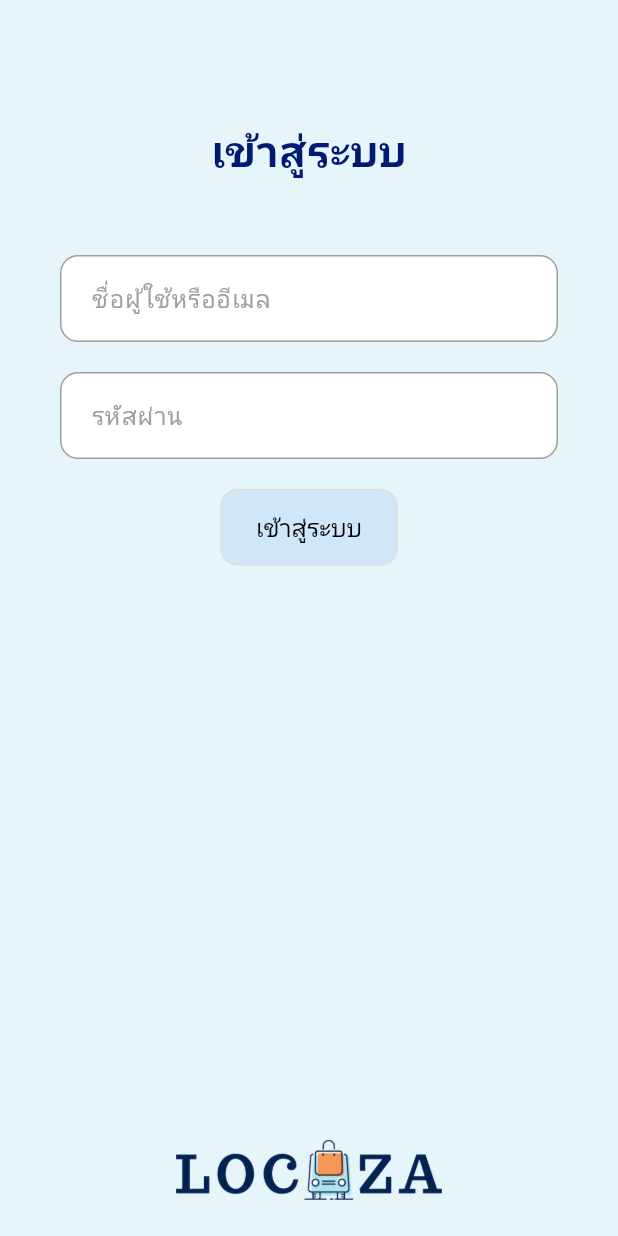
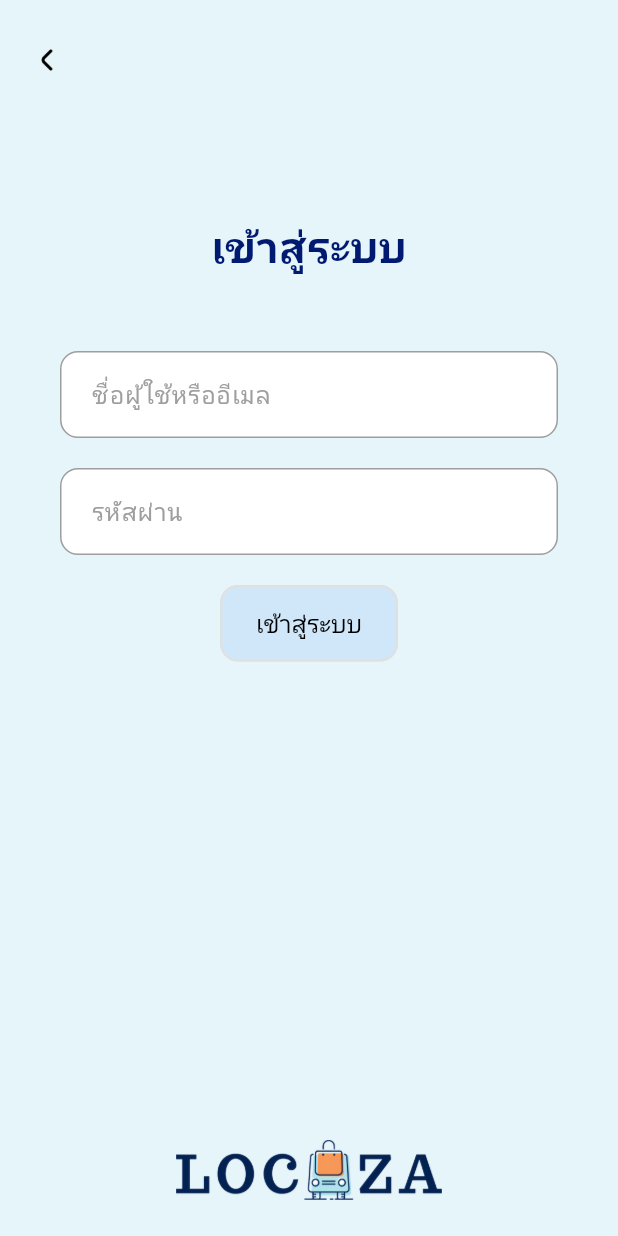
Before and after one commit to sareefhub/Locaza, a Flutter app: the LoginUsernameScreen screen opened by its route, on a phone screen of 412 x 824 dp. Run offline on Flutter 3.47's test engine with Material 3 defaults, Android fonts, the phone set to English and light mode, and no system bars; our stand-ins replace awesome_dialog, dropdown_button2, flutter_riverpod, go_router, google_fonts, image_picker and 2 more; accounts and stored records are empty; network calls fail; Roboto replaces fonts that are missing (Sarabun).

Commit message:
feat: add back button on LoginUsernameScreen to navigate to login page

```diff
--- a/frontend/lib/features/auth/presentation/screens/login_username_screen.dart
+++ b/frontend/lib/features/auth/presentation/screens/login_username_screen.dart
@@ -4,6 +4,7 @@ import 'package:go_router/go_router.dart';
 import 'package:flutter_riverpod/flutter_riverpod.dart';
 import 'package:google_fonts/google_fonts.dart';
 import '../../application/auth_provider.dart';
+import '../../../../routing/routes.dart';
 
 class LoginUsernameScreen extends ConsumerStatefulWidget {
   const LoginUsernameScreen({super.key});
@@ -78,6 +79,23 @@ class _LoginUsernameScreenState extends ConsumerState<LoginUsernameScreen> {
       body: SafeArea(
         child: Column(
           children: [
+            Padding(
+              padding: const EdgeInsets.only(top: 16, left: 8),
+              child: Align(
+                alignment: Alignment.topLeft,
+                child: IconButton(
+                  icon: Image.asset(
+                    'assets/icons/angle-small-left.png',
+                    width: 24,
+                    height: 24,
+                  ),
+                  onPressed: () {
+                    // กลับไปหน้า login
+                    context.go(AppRoutes.login);
+                  },
+                ),
+              ),
+            ),
             Padding(
               padding: const EdgeInsets.only(top: 80),
               child: Text(
```
